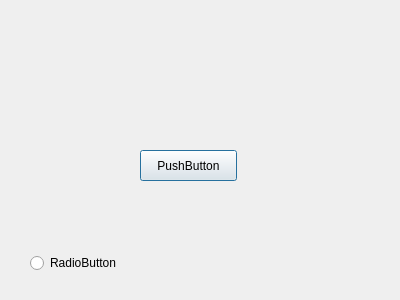
Before: the Qt Designer form src/ui/editorwidgets/qgsrelreferenceconfigdlgbase.ui in daveisfera/QGIS, drawn with Qt 5.
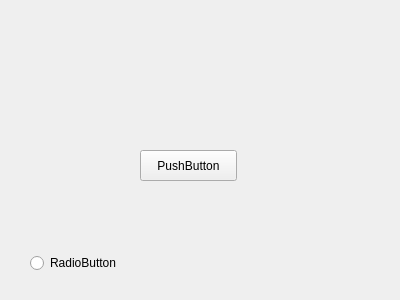
After: the same form once the commit is applied.

What changed in the file:
```diff
--- a/src/ui/editorwidgets/qgsrelreferenceconfigdlgbase.ui
+++ b/src/ui/editorwidgets/qgsrelreferenceconfigdlgbase.ui
@@ -1,7 +1,7 @@
 <?xml version="1.0" encoding="UTF-8"?>
 <ui version="4.0">
  <class>QgsRelReferenceConfigDlgBase</class>
- <widget class="QDialog" name="QgsRelReferenceConfigDlgBase">
+ <widget class="QWidget" name="QgsRelReferenceConfigDlgBase">
   <property name="geometry">
    <rect>
     <x>0</x>
```
